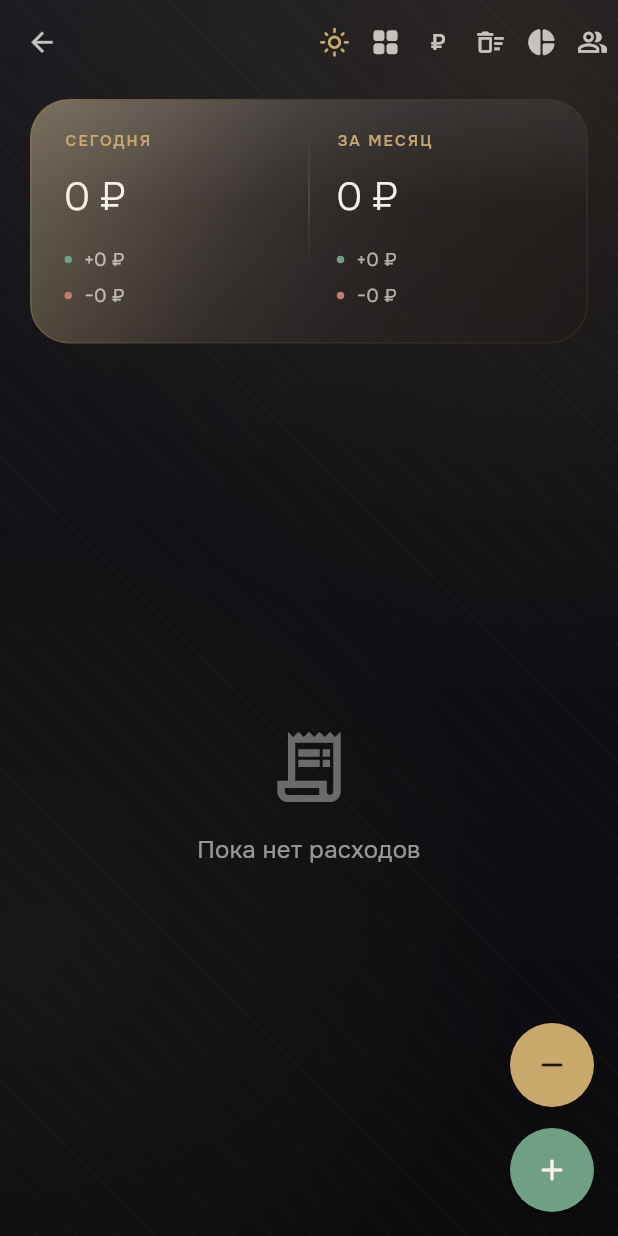
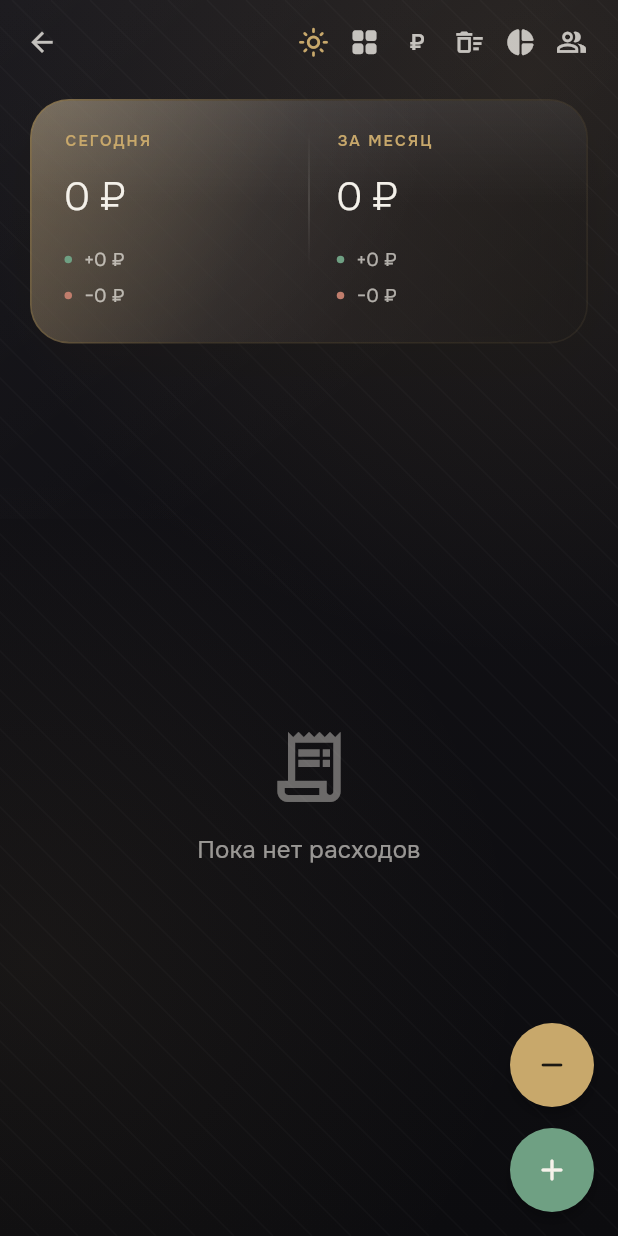
Before and after one commit to baboevazamatkz-create/Project, a Flutter app: the HomeScreen screen opened directly with empty values, after a tap on the "dark mode" icon, on a phone screen of 412 x 824 dp. Run offline on Flutter 3.47's test engine with Material 3 defaults, Android fonts, the phone set to English and light mode, and no system bars; drawn by our look-alikes of showcaseview; our stand-ins replace cloud_firestore, firebase_auth, firebase_core, shared_preferences; accounts and stored records are empty; network calls fail.

Commit message:
Pin the totals, darken the dark rows, dress the calendar, tighten the bar (#52)
The summary card no longer scrolls. It moved out of the CustomScrollView
into a Column above it, so the history scrolls underneath while the
totals stay readable -- which is the point of having them at the top.

Dark rows were a few percent of white over near-black, which is barely a
surface: the column read as transparent rather than as a list of cards.
They are a dark tone at 0.86 now, still lighter than the page behind
them but solid enough to hold their contents.

The date picker was the last screen still wearing raw Material: default
purple selection, default type, default header. It gets a full
DatePickerThemeData -- obsidian header on Ivory and the reverse on
Obsidian, champagne for the selected day and for today's ring, Onest
throughout, the same corner radius and hairline as every other surface.

And the app bar pulls in from both edges: the title starts 24 in rather
than 8, the actions end 14 short of the right edge. A long budget name
now runs into the buttons sooner, which is the trade that was asked for.

Verified: flutter analyze clean, 166/166 tests. Outside the suite:
rendered the home screen and the date picker in both themes.


Claude-Session: https://claude.ai/code/session_01FGhFt6z7pbN8caMhjQJkXN

Co-authored-by: Claude <noreply@anthropic.com>

```diff
--- a/lib/screens/home_screen.dart
+++ b/lib/screens/home_screen.dart
@@ -701,7 +701,7 @@ class _HomeScreenState extends State<HomeScreen> {
                   maxLines: 1,
                   overflow: TextOverflow.ellipsis,
                 ),
-                titleSpacing: 8,
+                titleSpacing: 24,
                 actions: [
                   _themeToggleButton(),
                   _viewModeToggle(),
@@ -758,6 +758,7 @@ class _HomeScreenState extends State<HomeScreen> {
                       tooltip: 'Мои бюджеты',
                     ),
                   ),
+                  const SizedBox(width: 14),
                 ],
               ),
               floatingActionButton: Column(
@@ -797,9 +798,12 @@ class _HomeScreenState extends State<HomeScreen> {
               body: AppBackgroundPattern(
                 child: !snapshot.hasData
                     ? const Center(child: CircularProgressIndicator())
-                    : CustomScrollView(
-                        slivers: [
-                          SliverPadding(
+                    // The totals stay put and only the history moves: the
+                    // card is the one thing on this screen you want to be
+                    // able to read while scrolling through everything else.
+                    : Column(
+                        children: [
+                          Padding(
                             padding: EdgeInsets.fromLTRB(
                               20,
                               MediaQuery.of(context).padding.top +
@@ -808,7 +812,6 @@ class _HomeScreenState extends State<HomeScreen> {
                               20,
                               8,
                             ),
-                            sliver: SliverToBoxAdapter(
                             child: _tourStep(
                               tourKey: _summaryCardKey,
                               title: 'Итоги',
@@ -830,7 +833,9 @@ class _HomeScreenState extends State<HomeScreen> {
                               ),
                             ),
                           ),
-                          ),
+                          Expanded(
+                            child: CustomScrollView(
+                              slivers: [
                                 if (_groupedByCategory)
                                   ..._buildGroupedSlivers(
                                     expenses: expenses,
@@ -845,8 +850,8 @@ class _HomeScreenState extends State<HomeScreen> {
                                   )
                                 else
                                   SliverPadding(
-                              padding:
-                                  const EdgeInsets.fromLTRB(24, 8, 24, 100),
+                                    padding: const EdgeInsets.fromLTRB(
+                                        24, 0, 24, 100),
                                     sliver: SliverList.separated(
                                       itemCount: expenses.length,
                                       separatorBuilder: (context, index) =>
@@ -858,6 +863,9 @@ class _HomeScreenState extends State<HomeScreen> {
                                         displayCurrency: displayCurrency,
                                         isConverted: isConverted,
                                       ),
+                                    ),
+                                  ),
+                              ],
                             ),
                           ),
                         ],
--- a/lib/theme.dart
+++ b/lib/theme.dart
@@ -115,8 +115,12 @@ Color heroForeground(BuildContext context) =>
 /// The body of a pane of glass: one even translucent fill. It used to be a
 /// gradient, which on a list of rows read as each row being lit from its own
 /// corner -- busy, and the thing that made the list look tilted.
+///
+/// On Obsidian the fill is a dark tone rather than a wash of white: a few
+/// percent of white over near-black is barely a surface at all, and a
+/// column of rows made of it read as too thin to hold anything.
 Color glassFill(BuildContext context) => _isDark(context)
-    ? Colors.white.withValues(alpha: 0.055)
+    ? const Color(0xFF1D1C23).withValues(alpha: 0.86)
     : Colors.white.withValues(alpha: 0.58);
 
 /// The edge around a pane: one even hairline. It used to be a gradient rim,
@@ -321,6 +325,90 @@ ThemeData buildAppTheme(Brightness brightness) {
         height: 1.4,
       ),
     ),
+    datePickerTheme: DatePickerThemeData(
+      backgroundColor:
+          isDark ? const Color(0xFF1B1A21) : const Color(0xFFFBF8F2),
+      surfaceTintColor: Colors.transparent,
+      elevation: 0,
+      shape: RoundedRectangleBorder(
+        borderRadius: BorderRadius.circular(24),
+        side: BorderSide(color: hairline),
+      ),
+      headerBackgroundColor: isDark ? const Color(0xFF24232B) : kAccentColor,
+      headerForegroundColor: const Color(0xFFF6F2EA),
+      headerHeadlineStyle: const TextStyle(
+        fontFamily: 'Onest',
+        fontSize: 27,
+        fontWeight: FontWeight.w300,
+        letterSpacing: -0.5,
+      ),
+      headerHelpStyle: const TextStyle(
+        fontFamily: 'Onest',
+        fontSize: 11,
+        fontWeight: FontWeight.w600,
+        letterSpacing: 1.3,
+      ),
+      weekdayStyle: TextStyle(
+        fontFamily: 'Onest',
+        fontSize: 11,
+        fontWeight: FontWeight.w600,
+        letterSpacing: 0.6,
+        color: ink.withValues(alpha: 0.45),
+      ),
+      dayStyle: const TextStyle(
+        fontFamily: 'Onest',
+        fontSize: 13,
+        fontWeight: FontWeight.w500,
+      ),
+      dayForegroundColor: WidgetStateProperty.resolveWith((states) {
+        if (states.contains(WidgetState.selected)) {
+          return isDark ? kAccentColor : const Color(0xFFF6F2EA);
+        }
+        if (states.contains(WidgetState.disabled)) {
+          return ink.withValues(alpha: 0.28);
+        }
+        return ink;
+      }),
+      dayBackgroundColor: WidgetStateProperty.resolveWith((states) =>
+          states.contains(WidgetState.selected)
+              ? (isDark ? kChampagne : kGoldDeep)
+              : null),
+      todayForegroundColor: WidgetStateProperty.resolveWith((states) =>
+          states.contains(WidgetState.selected)
+              ? (isDark ? kAccentColor : const Color(0xFFF6F2EA))
+              : (isDark ? kChampagne : kGoldDeep)),
+      todayBorder: BorderSide(color: isDark ? kChampagne : kGoldDeep),
+      yearStyle: const TextStyle(
+        fontFamily: 'Onest',
+        fontSize: 14,
+        fontWeight: FontWeight.w500,
+      ),
+      yearForegroundColor: WidgetStateProperty.resolveWith((states) =>
+          states.contains(WidgetState.selected)
+              ? (isDark ? kAccentColor : const Color(0xFFF6F2EA))
+              : ink),
+      yearBackgroundColor: WidgetStateProperty.resolveWith((states) =>
+          states.contains(WidgetState.selected)
+              ? (isDark ? kChampagne : kGoldDeep)
+              : null),
+      dividerColor: hairline,
+      cancelButtonStyle: TextButton.styleFrom(
+        foregroundColor: ink.withValues(alpha: 0.7),
+        textStyle: const TextStyle(
+          fontFamily: 'Onest',
+          fontSize: 14,
+          fontWeight: FontWeight.w500,
+        ),
+      ),
+      confirmButtonStyle: TextButton.styleFrom(
+        foregroundColor: isDark ? kChampagne : kGoldDeep,
+        textStyle: const TextStyle(
+          fontFamily: 'Onest',
+          fontSize: 14,
+          fontWeight: FontWeight.w600,
+        ),
+      ),
+    ),
     snackBarTheme: SnackBarThemeData(
       backgroundColor: isDark ? const Color(0xFF26242D) : kAccentColor,
       contentTextStyle: const TextStyle(
```
Lines whose indentation alone changed are shown as unchanged.
